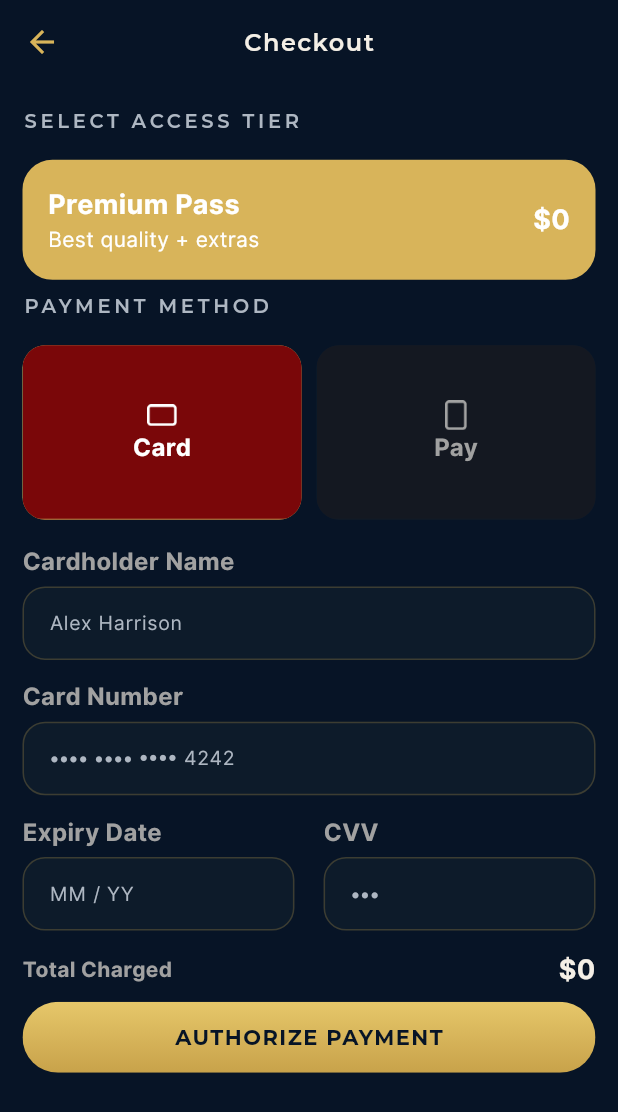
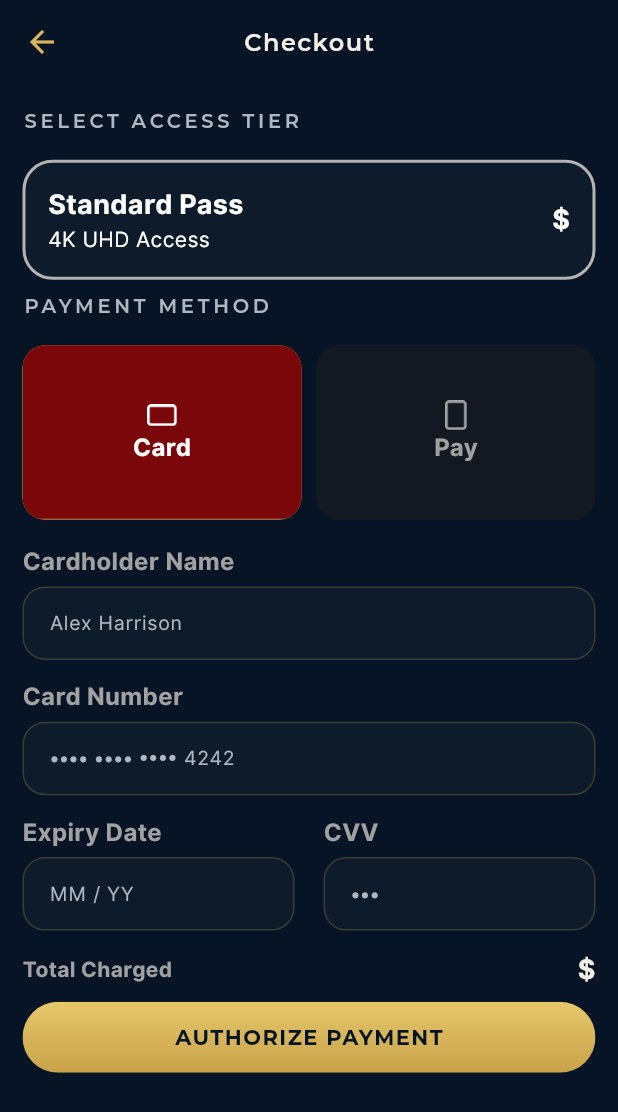
Before and after one commit to Elpadrino971/Eliv, a Flutter app: the FutureScreen screen opened directly with empty values, after a tap on "CONTINUE TO CHECKOUT", on a phone screen of 412 x 824 dp. Shown: the top 1112 px of the screen. Run offline on Flutter 3.47's test engine with Material 3 defaults, Android fonts, the phone set to English and light mode, and no system bars; our stand-ins replace cached_network_image, firebase_auth, firebase_core, firebase_messaging, flutter_local_notifications, get and 7 more; missing offline and left inert: purchases_flutter, zego_uikit_prebuilt_live_streaming; accounts and stored records are empty; network calls fail.

Commit message:
design(event-detail): retire les 3 paliers (reporte en V2), garde le prix fixe
Decision produit : v1 reste sur le prix unique deja en prod. On conserve toute
la refonte premium qui a de la valeur (hero plus grande, degrade, chips date/
heure + features, carte 'What's Included', CTA sticky sans scroll), et on retire
uniquement la logique 3 prix (Standard/Premium/VIP) -> V2.

- future_screen : suppression des tiers, du selecteur 'CHOOSE YOUR ACCESS' et
  des helpers de prix derives ; sticky bar affiche le prix reel (ticketPrice)
  + 'Full Access' ; checkout appele sans palier
- check_out_screen : revert aux params d'origine (prix fixe)
- BACKEND_CHANGES.md §12 : note mise a jour (paliers = chantier V2)

```diff
--- a/lib/BottomBar/screens/homeScreen/check_out_screen.dart
+++ b/lib/BottomBar/screens/homeScreen/check_out_screen.dart
@@ -10,17 +10,8 @@ import 'package:flutter/material.dart';
 import 'package:get/get.dart';
 
 class CheckOutScreen extends StatefulWidget {
-  const CheckOutScreen({
-    super.key,
-    required this.event,
-    this.tierTitle,
-    this.tierSubtitle,
-    this.tierPrice,
-  });
+  const CheckOutScreen({super.key, required this.event});
   final Event event;
-  final String? tierTitle;
-  final String? tierSubtitle;
-  final String? tierPrice; // ex: "$19"
 
   @override
   State<CheckOutScreen> createState() => _CheckOutScreenState();
@@ -39,12 +30,11 @@ class _CheckOutScreenState extends State<CheckOutScreen> {
   void initState() {
     textList = [
       {
-        'title': widget.tierTitle ?? 'Standard Pass',
-        'subTitle': widget.tierSubtitle ?? '4K UHD Access',
-        'price': widget.tierPrice ?? '\$${widget.event.ticketPrice}',
+        'title': 'Standard Pass',
+        'subTitle': '4K UHD Access',
+        'price': '\$${widget.event.ticketPrice}',
       },
     ];
-    selectedAccess = textList[0]['title'];
     selectedPayment = paymentList[0]['name'];
     super.initState();
   }
--- a/lib/BottomBar/screens/homeScreen/future_screen.dart
+++ b/lib/BottomBar/screens/homeScreen/future_screen.dart
@@ -31,29 +31,6 @@ class _FutureScreenState extends State<FutureScreen> {
     {'name': 'Live Chat with VIP Fans', 'icon': Icons.chat_bubble_outline_rounded},
   ];
 
-  // Paliers : Standard (prix reel), Premium (x2), VIP (x5)
-  final List<Map> tiers = [
-    {
-      'name': 'STANDARD',
-      'icon': Icons.person_outline_rounded,
-      'tag': 'Access to live stream',
-      'mult': 1,
-    },
-    {
-      'name': 'PREMIUM',
-      'icon': Icons.star_outline_rounded,
-      'tag': 'Best quality + extras',
-      'mult': 2,
-    },
-    {
-      'name': 'VIP',
-      'icon': Icons.workspace_premium_outlined,
-      'tag': 'All access + VIP perks',
-      'mult': 5,
-    },
-  ];
-  int selectedTier = 1; // Premium par defaut (le plus populaire)
-
   Event event = Event();
   var like = false;
 
@@ -66,11 +43,6 @@ class _FutureScreenState extends State<FutureScreen> {
     super.initState();
     event = widget.event;
   }
-
-  double get _basePrice => double.tryParse(event.ticketPrice ?? '') ?? 0;
-  double _tierPrice(int i) => _basePrice * (tiers[i]['mult'] as int);
-  String _money(double v) =>
-      '\$${v == v.roundToDouble() ? v.toStringAsFixed(0) : v.toStringAsFixed(2)}';
 
   bool get _hasTicket =>
       (event.ticketBuyerIds ?? []).contains(userModel.value.user?.id ?? 1);
@@ -140,112 +112,6 @@ class _FutureScreenState extends State<FutureScreen> {
           ),
         ),
       ],
-    );
-  }
-
-  Widget _tierCard(int index) {
-    final selected = selectedTier == index;
-    final popular = index == 1;
-    final card = AnimatedContainer(
-      duration: const Duration(milliseconds: 160),
-      padding: const EdgeInsets.symmetric(vertical: 16, horizontal: 6),
-      decoration: BoxDecoration(
-        gradient: selected ? null : kCardGradient,
-        color: selected ? goldPrimary.withValues(alpha: 0.10) : null,
-        borderRadius: BorderRadius.circular(16),
-        border: Border.all(
-          color: selected ? goldPrimary : goldSecondary.withValues(alpha: 0.25),
-          width: selected ? 1.8 : 1,
-        ),
-        boxShadow: selected
-            ? [
-                BoxShadow(
-                  color: goldPrimary.withValues(alpha: 0.25),
-                  blurRadius: 18,
-                  spreadRadius: 1,
-                ),
-              ]
-            : null,
-      ),
-      child: Column(
-        mainAxisSize: MainAxisSize.min,
-        children: [
-          Icon(
-            tiers[index]['icon'] as IconData,
-            color: selected ? goldPrimary : ivory,
-            size: 24,
-          ),
-          const SizedBox(height: 8),
-          Text(
-            tiers[index]['name'] as String,
-            style: const TextStyle(
-              color: ivory,
-              fontSize: 13,
-              fontWeight: FontWeight.w700,
-              letterSpacing: 0.5,
-            ),
-          ),
-          const SizedBox(height: 6),
-          Text(
-            _money(_tierPrice(index)),
-            style: TextStyle(
-              color: selected ? goldPrimary : ivory,
-              fontSize: 22,
-              fontWeight: FontWeight.w900,
-            ),
-          ),
-          const SizedBox(height: 6),
-          Text(
-            tiers[index]['tag'] as String,
-            textAlign: TextAlign.center,
-            style: const TextStyle(
-              color: textMuted,
-              fontSize: 10.5,
-              height: 1.2,
-            ),
-          ),
-        ],
-      ),
-    );
-
-    final tappable = GestureDetector(
-      onTap: () => setState(() => selectedTier = index),
-      child: card,
-    );
-
-    if (!popular) return tappable;
-
-    return GestureDetector(
-      onTap: () => setState(() => selectedTier = index),
-      child: Stack(
-        clipBehavior: Clip.none,
-        children: [
-          card,
-          Positioned(
-            top: -11,
-            left: 0,
-            right: 0,
-            child: Center(
-              child: Container(
-                padding: const EdgeInsets.symmetric(horizontal: 10, vertical: 4),
-                decoration: BoxDecoration(
-                  gradient: kGoldGradient,
-                  borderRadius: BorderRadius.circular(20),
-                ),
-                child: const Text(
-                  'MOST POPULAR',
-                  style: TextStyle(
-                    color: midnightPrimary,
-                    fontSize: 9,
-                    fontWeight: FontWeight.w800,
-                    letterSpacing: 0.5,
-                  ),
-                ),
-              ),
-            ),
-          ),
-        ],
-      ),
     );
   }
 
@@ -442,33 +308,6 @@ class _FutureScreenState extends State<FutureScreen> {
                   ),
                   height(0.025),
 
-                  if (!_hasTicket) ...[
-                    // ── Choix du palier
-                    const Text(
-                      'CHOOSE YOUR ACCESS',
-                      style: TextStyle(
-                        color: textMuted,
-                        fontSize: 13,
-                        fontWeight: FontWeight.w700,
-                        letterSpacing: 1.5,
-                      ),
-                    ),
-                    const SizedBox(height: 20),
-                    IntrinsicHeight(
-                      child: Row(
-                        crossAxisAlignment: CrossAxisAlignment.stretch,
-                        children: [
-                          Expanded(child: _tierCard(0)),
-                          const SizedBox(width: 10),
-                          Expanded(child: _tierCard(1)),
-                          const SizedBox(width: 10),
-                          Expanded(child: _tierCard(2)),
-                        ],
-                      ),
-                    ),
-                    height(0.025),
-                  ],
-
                   // ── Inclus
                   Container(
                     width: Get.width,
@@ -483,11 +322,9 @@ class _FutureScreenState extends State<FutureScreen> {
                     child: Column(
                       crossAxisAlignment: CrossAxisAlignment.start,
                       children: [
-                        Text(
-                          _hasTicket
-                              ? 'INCLUDED WITH YOUR PASS'
-                              : 'INCLUDED WITH ${tiers[selectedTier]['name']}',
-                          style: const TextStyle(
+                        const Text(
+                          "WHAT'S INCLUDED",
+                          style: TextStyle(
                             color: goldPrimary,
                             fontSize: 12,
                             fontWeight: FontWeight.w700,
@@ -628,16 +465,16 @@ class _FutureScreenState extends State<FutureScreen> {
                 style: TextStyle(color: textMuted, fontSize: 12),
               ),
               Text(
-                _money(_tierPrice(selectedTier)),
+                '\$${event.ticketPrice}',
                 style: const TextStyle(
                   color: ivory,
                   fontSize: 22,
                   fontWeight: FontWeight.w900,
                 ),
               ),
-              Text(
-                '${(tiers[selectedTier]['name'] as String).capitalizeFirst} Access',
-                style: const TextStyle(color: textMuted, fontSize: 11),
+              const Text(
+                'Full Access',
+                style: TextStyle(color: textMuted, fontSize: 11),
               ),
             ],
           ),
@@ -649,15 +486,8 @@ class _FutureScreenState extends State<FutureScreen> {
               imageColor: midnightPrimary,
               labelColor: midnightPrimary,
               onTap: () async {
-                final tierName = tiers[selectedTier]['name'] as String;
                 final value = await Get.to(
-                  () => CheckOutScreen(
-                    event: event,
-                    tierTitle:
-                        '${tierName.capitalizeFirst} Pass',
-                    tierSubtitle: tiers[selectedTier]['tag'] as String,
-                    tierPrice: _money(_tierPrice(selectedTier)),
-                  ),
+                  () => CheckOutScreen(event: event),
                 );
                 if (value != null) {
                   event = event.copyWith(
```
Also changed, not shown: 1 other file.
